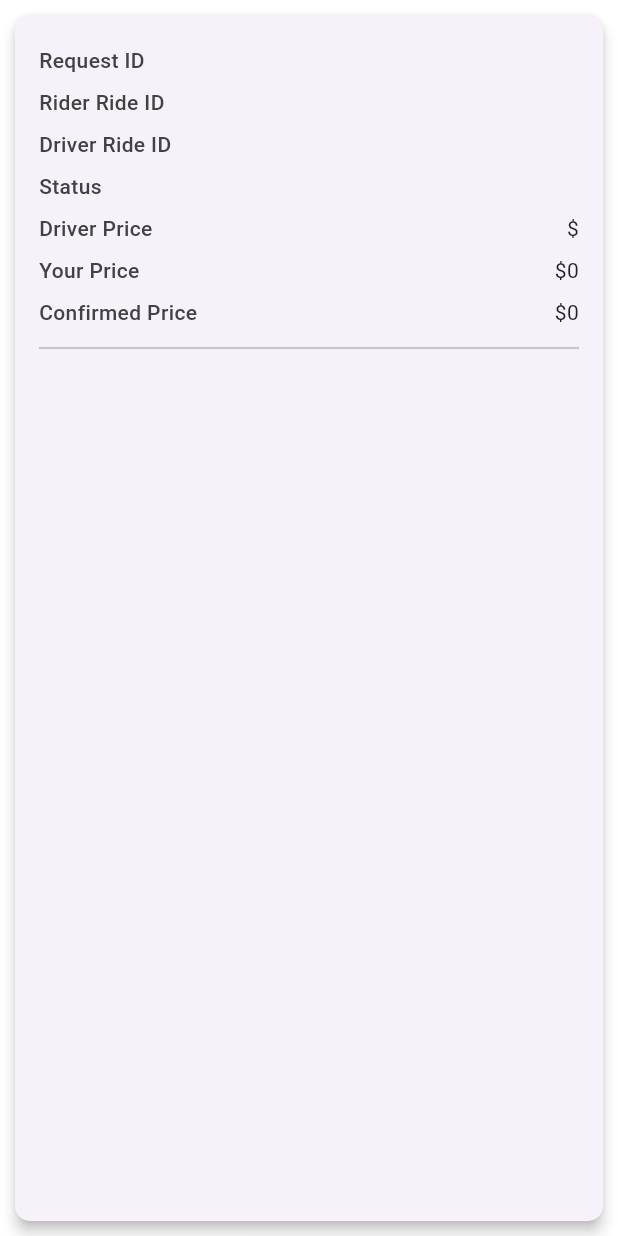
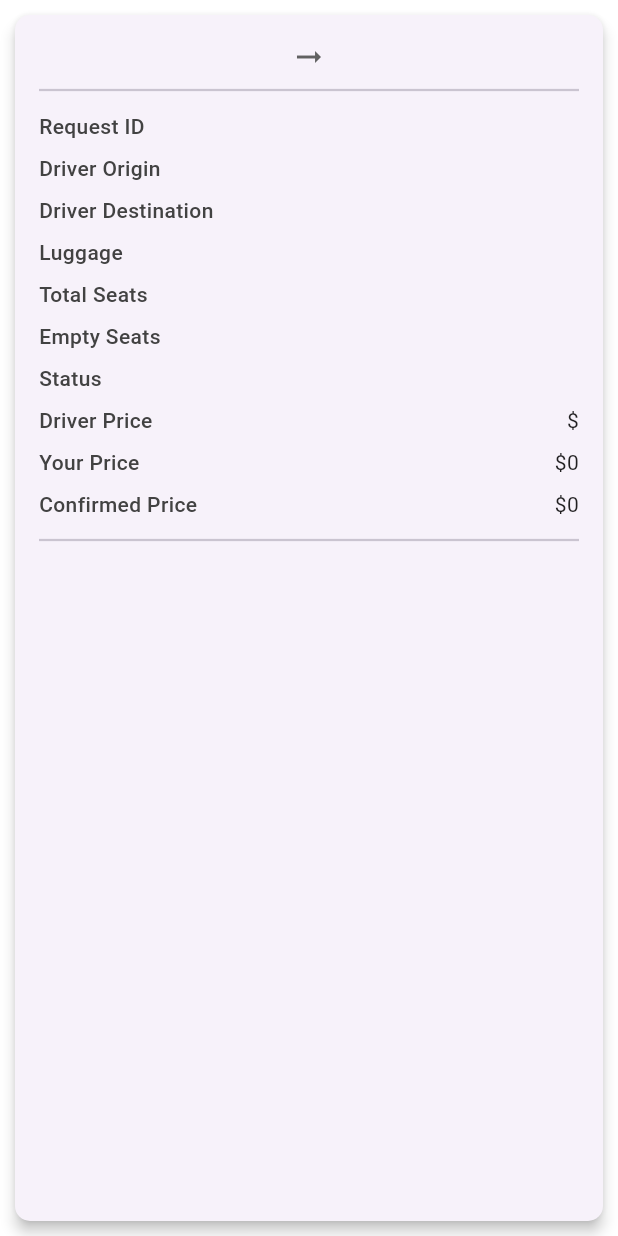
Before and after one commit to vijay010498/ride-off-smart-ride-app-flutter, a Flutter app: the RiderRequest widget shown alone on an empty page, opened directly with empty values, on a phone screen of 412 x 824 dp. Run offline on Flutter 3.47's test engine with Material 3 defaults, Android fonts, the phone set to English and light mode, and no system bars; our stand-ins replace flutter_secure_storage, flutter_svg, google_maps_flutter, image_picker, location, logger and 1 more; accounts and stored records are empty; network calls fail; Roboto replaces fonts that are missing (Muli).

Commit message:
updated UI

```diff
--- a/lib/widgets/requests/requests_screen.dart
+++ b/lib/widgets/requests/requests_screen.dart
@@ -105,8 +105,8 @@ class _RequestsScreenWidgetState extends State<RequestsScreenWidget> {
         RiderRequestDetails request = RiderRequestDetails(
             requestId : riderRequest['requestId'],
             riderId: riderRequest['riderId'],
-            driverRideId: riderRequest['driverRideId']['rideId'],
-            riderRideId: riderRequest['riderRideId']['rideId'],
+            driverRideId: riderRequest['driverRideId'],
+            riderRideId: riderRequest['riderRideId'],
             driverRideRequestId: riderRequest['driverRideRequestId'],
             status: riderRequest['status'],
             rideRequestDetails: riderRequest['rideRequestDetails'],
--- a/lib/widgets/requests/rider/rider_request.dart
+++ b/lib/widgets/requests/rider/rider_request.dart
@@ -30,9 +30,38 @@ class RiderRequest extends StatelessWidget {
         child: Column(
           crossAxisAlignment: CrossAxisAlignment.start,
           children: <Widget>[
+            Row(
+              children: <Widget>[
+                Expanded(
+                  child: Text(
+                    request.riderRideId['fromName'],
+                    style: TextStyle(
+                      fontWeight: FontWeight.bold,
+                      fontSize: 16,
+                      color: Colors.green[700],
+                    ),
+                  ),
+                ),
+                Icon(Icons.arrow_right_alt, color: Colors.grey[700]),
+                Expanded(
+                  child: Text(
+                    request.riderRideId['toName'],
+                    style: TextStyle(
+                      fontWeight: FontWeight.bold,
+                      fontSize: 16,
+                      color: Colors.red[700],
+                    ),
+                  ),
+                ),
+              ],
+            ),
+            const Divider(height: 20, thickness: 1.5),
             _infoRow('Request ID', request.requestId),
-            _infoRow('Rider Ride ID', request.riderRideId),
-            _infoRow('Driver Ride ID', request.driverRideId),
+            _infoRow('Driver Origin', request.driverRideId['originName']),
+            _infoRow('Driver Destination', request.driverRideId['destinationName']),
+            _infoRow('Luggage', request.driverRideId['luggage']),
+            _infoRow('Total Seats', request.driverRideId['emptySeats']),
+            _infoRow('Empty Seats', request.driverRideId['emptySeats']),
             _infoRow('Status', statustext),
             _infoRow('Driver Price', '\$${request.priceByDriver}'),
             if (request.negotiatedPrice != null)
--- a/lib/widgets/requests/rider/rider_requests.dart
+++ b/lib/widgets/requests/rider/rider_requests.dart
@@ -5,8 +5,8 @@ import 'package:ride_off_smart_ride_app_flutter/widgets/requests/rider/rider_req
 class RiderRequestDetails {
   final String requestId;
   final String riderId;
-  final String driverRideId;
-  final String riderRideId;
+  final dynamic driverRideId;
+  final dynamic riderRideId;
   final String driverRideRequestId;
   final String status;
   final dynamic rideRequestDetails;
```
